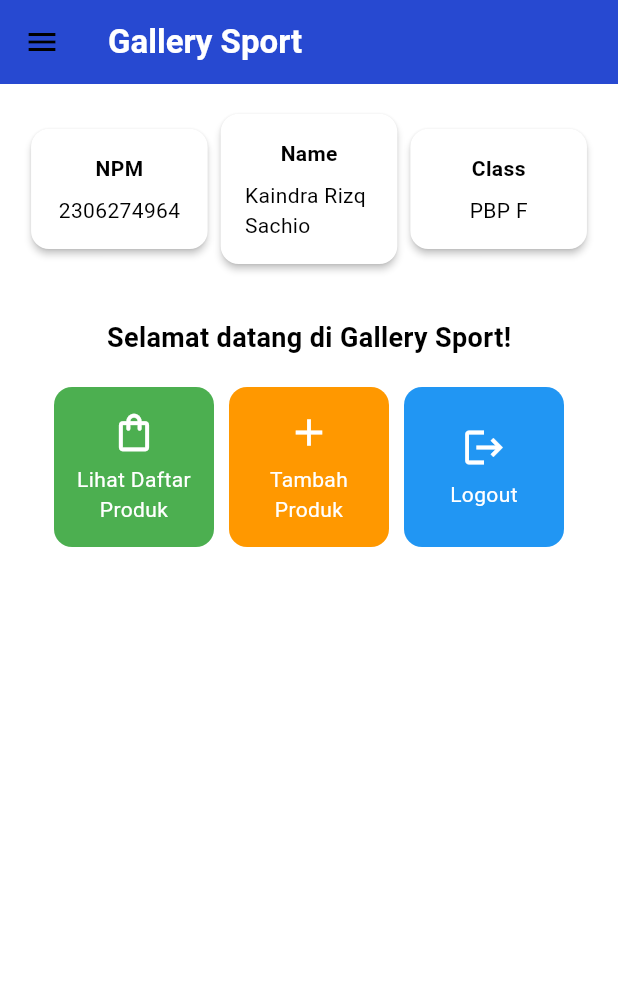
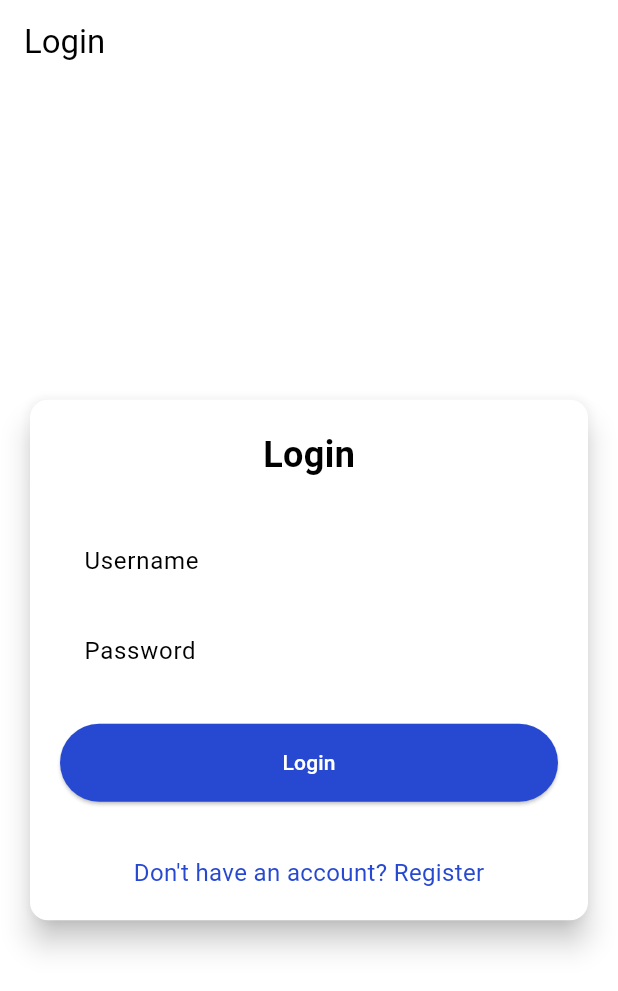
Before and after one commit to kaindraa/gallery-sport-mobile, a Flutter app: the screen it shows after launch, on a phone screen of 412 x 824 dp. Shown: the top 991 px of the screen. Run offline on Flutter 3.47's test engine with Material 3 defaults, Android fonts, the phone set to English and light mode, and no system bars; missing offline and left inert: pbp_django_auth.

Commit message:
Menyelesaikan sebagian

```diff
--- a/lib/main.dart
+++ b/lib/main.dart
@@ -1,7 +1,8 @@
 import 'package:flutter/material.dart';
+import 'package:gallery_sport/screens/login.dart';
 import 'package:gallery_sport/screens/menu.dart';
-
-
+import 'package:pbp_django_auth/pbp_django_auth.dart';
+import 'package:provider/provider.dart';
 void main() {
   runApp(const MyApp());
 }
@@ -9,35 +10,25 @@
 class MyApp extends StatelessWidget {
   const MyApp({super.key});
 
-  // This widget is the root of your application.
   @override
   Widget build(BuildContext context) {
-    return MaterialApp(
-      title: 'Gallery Sport',
-      theme: ThemeData(
-        // This is the theme of your application.
-        //
-        // TRY THIS: Try running your application with "flutter run". You'll see
-        // the application has a purple toolbar. Then, without quitting the app,
-        // try changing the seedColor in the colorScheme below to Colors.green
-        // and then invoke "hot reload" (save your changes or press the "hot
-        // reload" button in a Flutter-supported IDE, or press "r" if you used
-        // the command line to start the app).
-        //
-        // Notice that the counter didn't reset back to zero; the application
-        // state is not lost during the reload. To reset the state, use hot
-        // restart instead.
-        //
-        // This works for code too, not just values: Most code changes can be
-        // tested with just a hot reload.
-        colorScheme: ColorScheme.fromSwatch(
-          primarySwatch: Colors.blue,
+    return Provider(
+      create: (_) {
+        CookieRequest request = CookieRequest();
+        return request;
+      },
+      child: MaterialApp(
+        title: 'Gallery Sport',
+        theme: ThemeData(
+          colorScheme: ColorScheme.fromSwatch(
+            primarySwatch: Colors.blue,
           ).copyWith(
-            primary: const Color.fromARGB(255, 39, 73, 209), // Warna biru kustom
-            secondary: const Color.fromARGB(255, 224, 22, 22), // Warna sekunder
+            primary: const Color.fromARGB(255, 39, 73, 209),
+            secondary: const Color.fromARGB(255, 224, 22, 22),
           ),
+        ),
+        home: const LoginPage(),
       ),
-      home: MyHomePage(),
     );
   }
 }
--- /dev/null
+++ b/lib/screens/login.dart
@@ -0,0 +1,183 @@
+import 'package:gallery_sport/screens/menu.dart';
+import 'package:gallery_sport/screens/register.dart';
+import 'package:gallery_sport/screens/menu.dart';
+import 'package:flutter/material.dart';
+import 'package:pbp_django_auth/pbp_django_auth.dart';
+import 'package:provider/provider.dart';
+// TODO: Import halaman RegisterPage jika sudah dibuat
+
+void main() {
+  runApp(const LoginApp());
+}
+
+class LoginApp extends StatelessWidget {
+  const LoginApp({super.key});
+
+  @override
+  Widget build(BuildContext context) {
+    return MaterialApp(
+      title: 'Login',
+      theme: ThemeData(
+        useMaterial3: true,
+        colorScheme: ColorScheme.fromSwatch(
+          primarySwatch: Colors.deepPurple,
+        ).copyWith(secondary: Colors.deepPurple[400]),
+      ),
+      home: const LoginPage(),
+    );
+  }
+}
+
+class LoginPage extends StatefulWidget {
+  const LoginPage({super.key});
+
+  @override
+  State<LoginPage> createState() => _LoginPageState();
+}
+
+class _LoginPageState extends State<LoginPage> {
+  final TextEditingController _usernameController = TextEditingController();
+  final TextEditingController _passwordController = TextEditingController();
+
+  @override
+  Widget build(BuildContext context) {
+    final request = context.watch<CookieRequest>();
+
+    return Scaffold(
+      appBar: AppBar(
+        title: const Text('Login'),
+      ),
+      body: Center(
+        child: SingleChildScrollView(
+          padding: const EdgeInsets.all(16.0),
+          child: Card(
+            elevation: 8,
+            shape: RoundedRectangleBorder(
+              borderRadius: BorderRadius.circular(12.0),
+            ),
+            child: Padding(
+              padding: const EdgeInsets.all(20.0),
+              child: Column(
+                mainAxisSize: MainAxisSize.min,
+                children: [
+                  const Text(
+                    'Login',
+                    style: TextStyle(
+                      fontSize: 24.0,
+                      fontWeight: FontWeight.bold,
+                    ),
+                  ),
+                  const SizedBox(height: 30.0),
+                  TextField(
+                    controller: _usernameController,
+                    decoration: const InputDecoration(
+                      labelText: 'Username',
+                      hintText: 'Enter your username',
+                      border: OutlineInputBorder(
+                        borderRadius: BorderRadius.all(Radius.circular(12.0)),
+                      ),
+                      contentPadding:
+                          EdgeInsets.symmetric(horizontal: 12.0, vertical: 8.0),
+                    ),
+                  ),
+                  const SizedBox(height: 12.0),
+                  TextField(
+                    controller: _passwordController,
+                    decoration: const InputDecoration(
+                      labelText: 'Password',
+                      hintText: 'Enter your password',
+                      border: OutlineInputBorder(
+                        borderRadius: BorderRadius.all(Radius.circular(12.0)),
+                      ),
+                      contentPadding:
+                          EdgeInsets.symmetric(horizontal: 12.0, vertical: 8.0),
+                    ),
+                    obscureText: true,
+                  ),
+                  const SizedBox(height: 24.0),
+                  ElevatedButton(
+                    onPressed: () async {
+                      String username = _usernameController.text;
+                      String password = _passwordController.text;
+
+                      // Cek kredensial
+                      // TODO: Ganti URL dan jangan lupa tambahkan trailing slash (/) di akhir URL!
+                      // Untuk menyambungkan Android emulator dengan Django pada localhost,
+                      // gunakan URL http://10.0.2.2/
+                      final response = await request
+                          .login("http://[APP_URL_KAMU]/auth/login/", {
+                        'username': username,
+                        'password': password,
+                      });
+
+                      if (request.loggedIn) {
+                        String message = response['message'];
+                        String uname = response['username'];
+                        if (context.mounted) {
+                          Navigator.pushReplacement(
+                            context,
+                            MaterialPageRoute(
+                                builder: (context) => MyHomePage()),
+                          );
+                          ScaffoldMessenger.of(context)
+                            ..hideCurrentSnackBar()
+                            ..showSnackBar(
+                              SnackBar(
+                                  content:
+                                      Text("$message Selamat datang, $uname.")),
+                            );
+                        }
+                      } else {
+                        if (context.mounted) {
+                          showDialog(
+                            context: context,
+                            builder: (context) => AlertDialog(
+                              title: const Text('Login Gagal'),
+                              content: Text(response['message']),
+                              actions: [
+                                TextButton(
+                                  child: const Text('OK'),
+                                  onPressed: () {
+                                    Navigator.pop(context);
+                                  },
+                                ),
+                              ],
+                            ),
+                          );
+                        }
+                      }
+                    },
+                    style: ElevatedButton.styleFrom(
+                      foregroundColor: Colors.white,
+                      minimumSize: Size(double.infinity, 50),
+                      backgroundColor: Theme.of(context).colorScheme.primary,
+                      padding: const EdgeInsets.symmetric(vertical: 16.0),
+                    ),
+                    child: const Text('Login'),
+                  ),
+                  const SizedBox(height: 36.0),
+                  GestureDetector(
+                    onTap: () {
+                      Navigator.push(
+                        context,
+                        MaterialPageRoute(
+                            builder: (context) => const RegisterPage()),
+                      );
+                    },
+                    child: Text(
+                      'Don\'t have an account? Register',
+                      style: TextStyle(
+                        color: Theme.of(context).colorScheme.primary,
+                        fontSize: 16.0,
+                      ),
+                    ),
+                  ),
+                ],
+              ),
+            ),
+          ),
+        ),
+      ),
+    );
+  }
+}
--- a/pubspec.yaml
+++ b/pubspec.yaml
@@ -35,6 +35,8 @@
   # The following adds the Cupertino Icons font to your application.
   # Use with the CupertinoIcons class for iOS style icons.
   cupertino_icons: ^1.0.8
+  provider: ^6.1.2
+  pbp_django_auth: ^0.4.0
 
 dev_dependencies:
   flutter_test:
```
Also changed, not shown: lib/models/product_entry.dart (added, +61 -0 lines), lib/screens/list_productentry.dart (added, +90 -0 lines), lib/screens/register.dart (added, +166 -0 lines), lib/widgets/left_drawer.dart (+11 -11 lines), lib/widgets/product_card.dart (+9 -0 lines), pubspec.lock, 2 other files.
